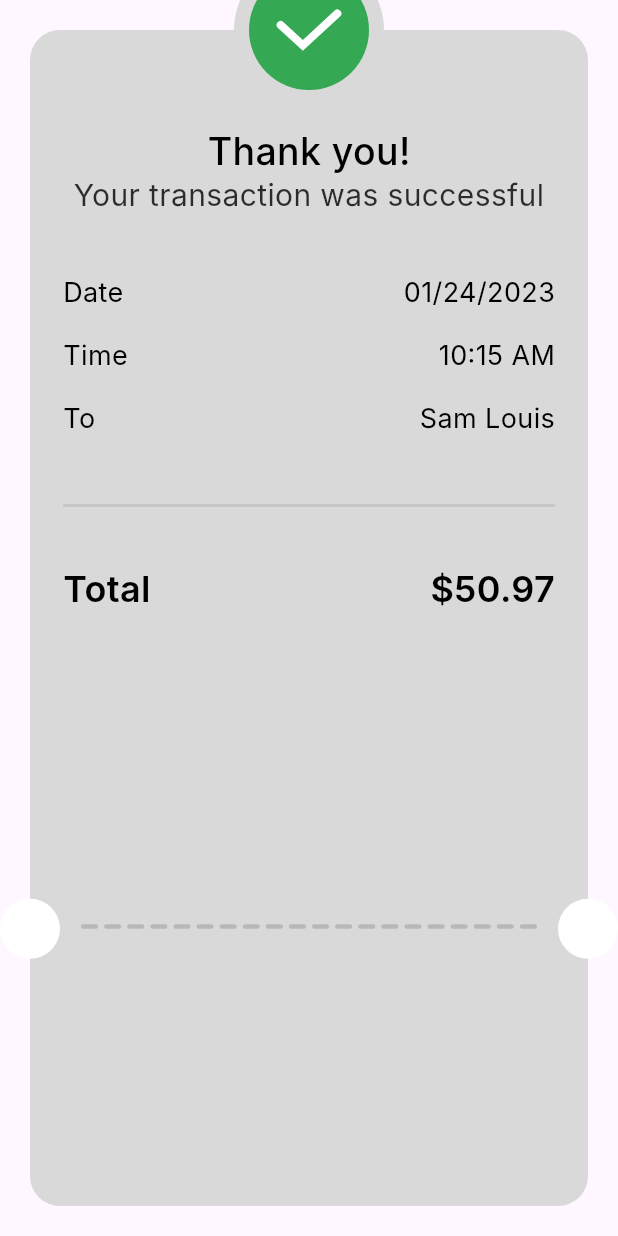
After one commit to MaiBomadian94/Pay-Gateway, a Flutter app: the ThankYouView screen opened directly, on a phone screen of 412 x 824 dp. The commit adds this screen. Run offline on Flutter 3.47's test engine with Material 3 defaults, Android fonts, the phone set to English and light mode, and no system bars; our stand-ins replace flutter_credit_card, flutter_svg; Roboto replaces fonts that are missing (Inter).

Commit message:
refactor thank you body

```diff
--- a/lib/core/widgets/custom_app_bar.dart
+++ b/lib/core/widgets/custom_app_bar.dart
@@ -1,7 +1,7 @@
 import 'package:flutter/material.dart';
 import 'package:flutter_svg/svg.dart';
 
-import '../utlis/styles.dart';
+import '../utils/styles.dart';
 
 AppBar buildAppBar({required String title,  void Function()? onTap}) {
   return AppBar(
--- a/lib/core/widgets/custom_button.dart
+++ b/lib/core/widgets/custom_button.dart
@@ -1,5 +1,6 @@
 import 'package:flutter/cupertino.dart';
-import '../utlis/styles.dart';
+
+import '../utils/styles.dart';
 
 class CustomButton extends StatelessWidget {
   const CustomButton(
--- a/lib/features/payment/presentation/widgets/custom_cart_order_info.dart
+++ b/lib/features/payment/presentation/widgets/custom_cart_order_info.dart
@@ -1,6 +1,5 @@
 import 'package:flutter/cupertino.dart';
-
-import '../../../../core/utlis/styles.dart';
+import '../../../../core/utils/styles.dart';
 
 class CustomOrderInfo extends StatelessWidget {
   const CustomOrderInfo({super.key, required this.title, required this.value});
--- /dev/null
+++ b/lib/features/payment/presentation/widgets/custom_check_widget.dart
@@ -0,0 +1,27 @@
+import 'package:flutter/cupertino.dart';
+import 'package:flutter/material.dart';
+import 'package:flutter_svg/svg.dart';
+
+class CustomCheckWidget extends StatelessWidget {
+  const CustomCheckWidget({
+    super.key,
+  });
+
+  @override
+  Widget build(BuildContext context) {
+    return CircleAvatar(
+      radius: 50,
+      backgroundColor: const Color(0xffD9D9D9),
+      child: CircleAvatar(
+        radius: 40,
+        backgroundColor: const Color(0xff34A853),
+        child: SvgPicture.asset(
+          'assets/images/check.svg',
+          fit: BoxFit.scaleDown,
+          width: 50,
+          height: 28,
+        ),
+      ),
+    );
+  }
+}
--- a/lib/features/payment/presentation/widgets/positioned_dash_row.dart
+++ b/lib/features/payment/presentation/widgets/positioned_dash_row.dart
@@ -1,7 +1,7 @@
 import 'package:flutter/cupertino.dart';
 
-class PositionedDashRow extends StatelessWidget {
-  const PositionedDashRow({
+class PositionedDashLine extends StatelessWidget {
+  const PositionedDashLine({
     super.key,
   });
 
--- /dev/null
+++ b/lib/features/payment/presentation/widgets/thank_you_card.dart
@@ -0,0 +1,19 @@
+import 'package:flutter/cupertino.dart';
+
+class ThankYouCard extends StatelessWidget {
+  const ThankYouCard({
+    super.key,
+  });
+
+  @override
+  Widget build(BuildContext context) {
+    return Container(
+      decoration: ShapeDecoration(
+        color: const Color(0xffD9D9D9),
+        shape: RoundedRectangleBorder(
+          borderRadius: BorderRadius.circular(20),
+        ),
+      ),
+    );
+  }
+}
--- /dev/null
+++ b/lib/features/payment/presentation/widgets/thank_you_view_body.dart
@@ -0,0 +1,103 @@
+import 'package:flutter/material.dart';
+import 'package:payment_integration/features/payment/presentation/widgets/positioned_dash_row.dart';
+import 'package:payment_integration/features/payment/presentation/widgets/thank_you_card.dart';
+import 'package:payment_integration/features/payment/presentation/widgets/total_price_widget.dart';
+import '../../../../core/utils/styles.dart';
+import 'custom_cart_order_info.dart';
+import 'custom_check_widget.dart';
+
+class ThankYouViewBody extends StatelessWidget {
+  const ThankYouViewBody({super.key});
+
+  @override
+  Widget build(BuildContext context) {
+    return Padding(
+      padding: const EdgeInsets.all(20),
+      child: Stack(
+        clipBehavior: Clip.none,
+        children: [
+          const ThankYouCard(),
+          Positioned(
+            bottom: MediaQuery.of(context).size.height * .2,
+            left: -20,
+            child: const CircleAvatar(
+              backgroundColor: Colors.white,
+            ),
+          ),
+          Positioned(
+            bottom: MediaQuery.of(context).size.height * .2,
+            right: -20,
+            child: const CircleAvatar(
+              backgroundColor: Colors.white,
+            ),
+          ),
+          const Positioned(
+            top: -50,
+            right: 0,
+            left: 0,
+            child: CustomCheckWidget(),
+          ),
+          Positioned(
+            top: 66,
+            right: 0,
+            left: 0,
+            child: Column(
+              children: [
+                const Text(
+                  'Thank you!',
+                  style: Styles.textStyle25,
+                ),
+                const SizedBox(
+                  height: 2,
+                ),
+                Text(
+                  'Your transaction was successful',
+                  style: Styles.textStyle20,
+                  textAlign: TextAlign.center,
+                ),
+                const SizedBox(
+                  height: 42,
+                ),
+                const Padding(
+                  padding: EdgeInsets.symmetric(horizontal: 22),
+                  child: Column(
+                    children: [
+                      CustomOrderInfo(
+                        title: 'Date',
+                        value: '01/24/2023',
+                      ),
+                      Padding(
+                        padding: EdgeInsets.symmetric(vertical: 20),
+                        child: CustomOrderInfo(
+                          title: 'Time',
+                          value: '10:15 AM',
+                        ),
+                      ),
+                      CustomOrderInfo(
+                        title: 'To',
+                        value: 'Sam Louis',
+                      ),
+                      SizedBox(
+                        height: 30,
+                      ),
+                      Divider(
+                        height: 34,
+                        thickness: 2,
+                        color: Color(0xffC7C7C7),
+                      ),
+                      SizedBox(
+                        height: 24,
+                      ),
+                      TotalPrice(title: 'Total', value: r'$50.97')
+                    ],
+                  ),
+                ),
+              ],
+            ),
+          ),
+          const PositionedDashLine(),
+        ],
+      ),
+    );
+  }
+}
--- a/lib/features/payment/presentation/widgets/total_price_widget.dart
+++ b/lib/features/payment/presentation/widgets/total_price_widget.dart
@@ -1,5 +1,5 @@
 import 'package:flutter/cupertino.dart';
-import '../../../../core/utlis/styles.dart';
+import '../../../../core/utils/styles.dart';
 
 class TotalPrice extends StatelessWidget {
   const TotalPrice({super.key, required this.title, required this.value});
```
Also changed, not shown: lib/features/payment/presentation/views/thank_you_view.dart (+1 -119 lines), lib/core/utils/styles.dart (renamed from lib/core/utlis/styles.dart).
